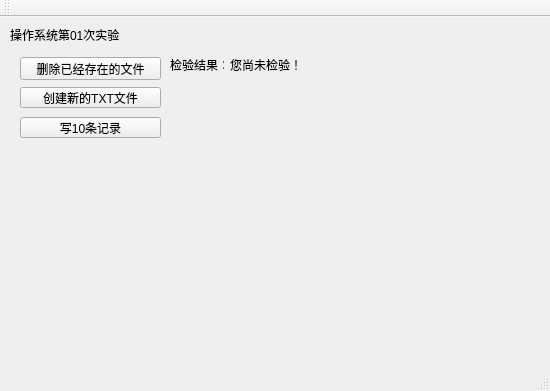
Carlos-yyt/OSExperiments, file mainwindow.ui: the form before one commit.
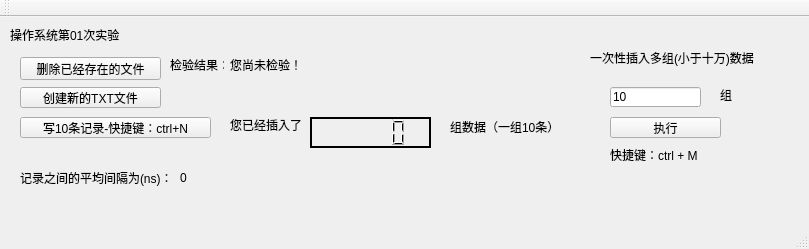
The form after the commit.

What changed in the file:
```diff
--- a/mainwindow.ui
+++ b/mainwindow.ui
@@ -6,8 +6,8 @@
    <rect>
     <x>0</x>
     <y>0</y>
-    <width>550</width>
-    <height>391</height>
+    <width>809</width>
+    <height>249</height>
    </rect>
   </property>
   <property name="windowTitle">
@@ -58,7 +58,7 @@
      <rect>
       <x>230</x>
       <y>40</y>
-      <width>301</width>
+      <width>191</width>
       <height>16</height>
      </rect>
     </property>
@@ -84,7 +84,7 @@
      <rect>
       <x>170</x>
       <y>70</y>
-      <width>371</width>
+      <width>251</width>
       <height>16</height>
      </rect>
     </property>
@@ -97,12 +97,163 @@
      <rect>
       <x>20</x>
       <y>100</y>
-      <width>141</width>
+      <width>191</width>
       <height>21</height>
      </rect>
     </property>
     <property name="text">
-     <string>写10条记录</string>
+     <string>写10条记录-快捷键：ctrl+N</string>
+    </property>
+    <property name="shortcut">
+     <string>Ctrl+N</string>
+    </property>
+   </widget>
+   <widget class="QLabel" name="exTimeLab">
+    <property name="geometry">
+     <rect>
+      <x>230</x>
+      <y>100</y>
+      <width>81</width>
+      <height>16</height>
+     </rect>
+    </property>
+    <property name="text">
+     <string>您已经插入了</string>
+    </property>
+   </widget>
+   <widget class="QLCDNumber" name="exTimesLcdNum">
+    <property name="geometry">
+     <rect>
+      <x>310</x>
+      <y>100</y>
+      <width>121</width>
+      <height>31</height>
+     </rect>
+    </property>
+    <property name="frameShape">
+     <enum>QFrame::WinPanel</enum>
+    </property>
+    <property name="frameShadow">
+     <enum>QFrame::Plain</enum>
+    </property>
+    <property name="lineWidth">
+     <number>0</number>
+    </property>
+    <property name="midLineWidth">
+     <number>0</number>
+    </property>
+    <property name="smallDecimalPoint">
+     <bool>false</bool>
+    </property>
+    <property name="value" stdset="0">
+     <double>0.000000000000000</double>
+    </property>
+   </widget>
+   <widget class="QLabel" name="label">
+    <property name="geometry">
+     <rect>
+      <x>450</x>
+      <y>100</y>
+      <width>111</width>
+      <height>20</height>
+     </rect>
+    </property>
+    <property name="text">
+     <string>组数据（一组10条）</string>
+    </property>
+   </widget>
+   <widget class="QLabel" name="label_3">
+    <property name="geometry">
+     <rect>
+      <x>20</x>
+      <y>140</y>
+      <width>151</width>
+      <height>41</height>
+     </rect>
+    </property>
+    <property name="text">
+     <string>记录之间的平均间隔为(ns)：</string>
+    </property>
+   </widget>
+   <widget class="QLabel" name="delayLab">
+    <property name="geometry">
+     <rect>
+      <x>180</x>
+      <y>140</y>
+      <width>61</width>
+      <height>41</height>
+     </rect>
+    </property>
+    <property name="text">
+     <string>0</string>
+    </property>
+   </widget>
+   <widget class="QLabel" name="label_4">
+    <property name="geometry">
+     <rect>
+      <x>590</x>
+      <y>30</y>
+      <width>191</width>
+      <height>21</height>
+     </rect>
+    </property>
+    <property name="text">
+     <string>一次性插入多组(小于十万)数据</string>
+    </property>
+   </widget>
+   <widget class="QLineEdit" name="doManyExLineEdit">
+    <property name="geometry">
+     <rect>
+      <x>610</x>
+      <y>70</y>
+      <width>91</width>
+      <height>20</height>
+     </rect>
+    </property>
+    <property name="text">
+     <string>10</string>
+    </property>
+   </widget>
+   <widget class="QPushButton" name="doManyExBtn">
+    <property name="geometry">
+     <rect>
+      <x>610</x>
+      <y>100</y>
+      <width>111</width>
+      <height>21</height>
+     </rect>
+    </property>
+    <property name="text">
+     <string>执行</string>
+    </property>
+    <property name="shortcut">
+     <string>Ctrl+M</string>
+    </property>
+   </widget>
+   <widget class="QLabel" name="label_5">
+    <property name="geometry">
+     <rect>
+      <x>720</x>
+      <y>70</y>
+      <width>16</width>
+      <height>16</height>
+     </rect>
+    </property>
+    <property name="text">
+     <string>组</string>
+    </property>
+   </widget>
+   <widget class="QLabel" name="label_6">
+    <property name="geometry">
+     <rect>
+      <x>610</x>
+      <y>130</y>
+      <width>111</width>
+      <height>16</height>
+     </rect>
+    </property>
+    <property name="text">
+     <string>快捷键：ctrl + M</string>
     </property>
    </widget>
   </widget>
```
Left out of the diff: 4 changed lines with no effect on the pictures.
